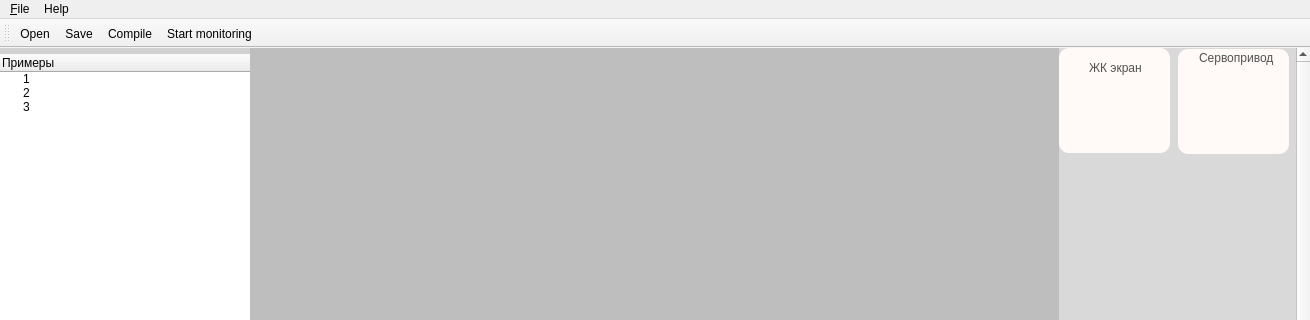
Above: main_gui.ui from chebur5581/ConfigMaster before the change; both pictures show x 0 to 1310 and y 0 to 320 of the 1310 by 765 pixel window. Below: the same form after it.
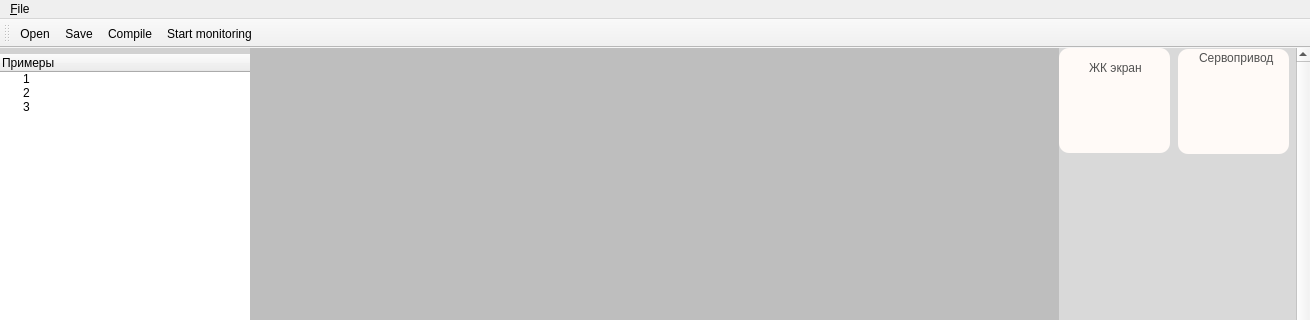
That is the form after the change. Icons and pictures are not drawn.

Diff of the .ui file:
```diff
--- a/main_gui.ui
+++ b/main_gui.ui
@@ -3874,7 +3874,7 @@
      <x>0</x>
      <y>0</y>
      <width>1310</width>
-     <height>18</height>
+     <height>21</height>
     </rect>
    </property>
    <widget class="QMenu" name="menufile">
@@ -3886,14 +3886,7 @@
     <addaction name="separator"/>
     <addaction name="actionCompile_2"/>
    </widget>
-   <widget class="QMenu" name="menuHelp">
-    <property name="title">
-     <string>Help</string>
-    </property>
-    <addaction name="actionQuick_guide"/>
-   </widget>
    <addaction name="menufile"/>
-   <addaction name="menuHelp"/>
   </widget>
   <widget class="QToolBar" name="toolBar">
    <property name="windowTitle">
```
Left out of the diff: 26 changed lines with no effect on the pictures.
